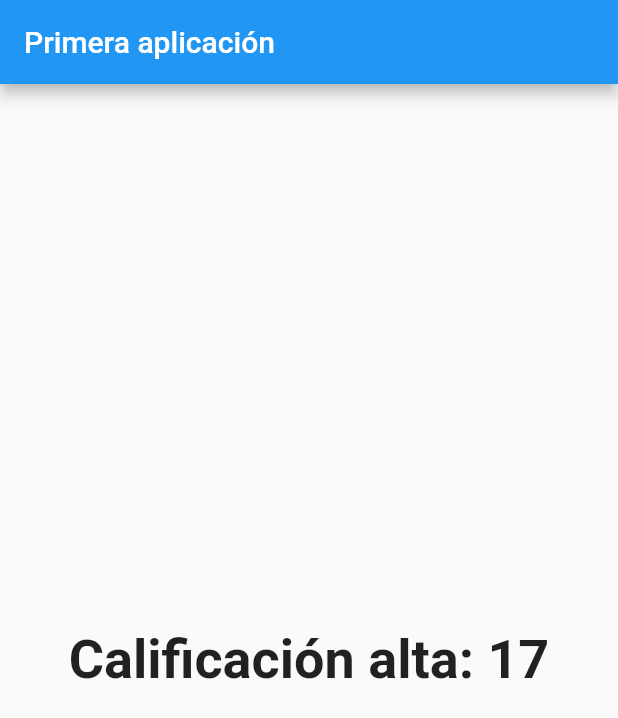
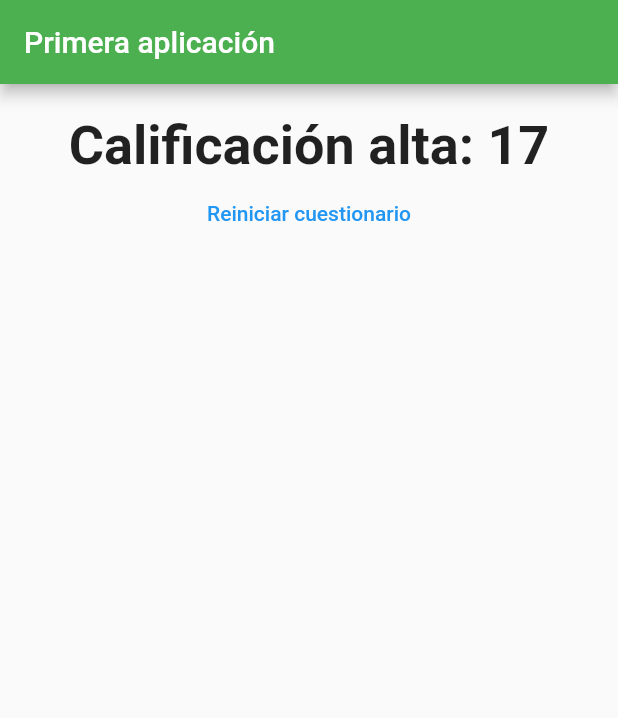
Before and after one commit to julioantonio12/flutter-app, a Flutter app: the screen it shows after launch, after a tap on "Naranja", after a tap on "Tortuga", after a tap on "Nemesis", on a phone screen of 412 x 824 dp. Shown: the top 718 px of the screen. Run offline on Flutter 3.47's test engine with Material 2 defaults, Android fonts, the phone set to English and light mode, and no system bars.

Commit message:
Create button to reset quiz. Change appbar color. Make use of padding

```diff
--- a/lib/answer.dart
+++ b/lib/answer.dart
@@ -11,7 +11,7 @@ class Answer extends StatelessWidget {
     return Container(
       width: double.infinity,
       child: RaisedButton(
-        color: Colors.teal,
+        color: Colors.lightGreen[800],
         textColor: Colors.white,
         child: Text(answerText),
         onPressed: selectHandler,
--- a/lib/main.dart
+++ b/lib/main.dart
@@ -49,6 +49,13 @@ class _MyAppState extends State<MyApp> {
     },
   ];
 
+  void _resetQuiz() {
+    setState(() {
+      _questionIndex = 0;
+      _totalScore = 0;
+    });
+  }
+
   void _answerQuestion(int score) {
     _totalScore += score;
     print("score" + _totalScore.toString());
@@ -69,6 +76,7 @@ class _MyAppState extends State<MyApp> {
       home: Scaffold(
         appBar: AppBar(
           title: Text("Primera aplicación"),
+          backgroundColor: Colors.green,
         ),
         body: _questionIndex < _questions.length
             ? Quiz(
@@ -76,7 +84,7 @@ class _MyAppState extends State<MyApp> {
                 questionIndex: _questionIndex,
                 questions: _questions,
               )
-            : Result(_totalScore),
+            : Result(_totalScore, _resetQuiz),
       ),
     );
   }
--- a/lib/result.dart
+++ b/lib/result.dart
@@ -2,8 +2,9 @@ import 'package:flutter/material.dart';
 
 class Result extends StatelessWidget {
   final int resultScore;
+  final VoidCallback resetHandler;
 
-  Result(this.resultScore);
+  Result(this.resultScore, this.resetHandler);
 
   String get resultPhrase {
     String resultText;
@@ -20,9 +21,22 @@ class Result extends StatelessWidget {
   @override
   Widget build(BuildContext context) {
     return Center(
-      child: Text(
-        resultPhrase,
-        style: TextStyle(fontSize: 36, fontWeight: FontWeight.bold),
+      child: Column(
+        children: <Widget>[
+          Padding(
+            padding: EdgeInsets.only(top: 20),
+            child: Text(
+              resultPhrase,
+              style: TextStyle(fontSize: 36, fontWeight: FontWeight.bold),
+              textAlign: TextAlign.center,
+            ),
+          ),
+          FlatButton(
+            child: Text("Reiniciar cuestionario"),
+            textColor: Colors.blue,
+            onPressed: resetHandler,
+          )
+        ],
       ),
     );
   }
```
